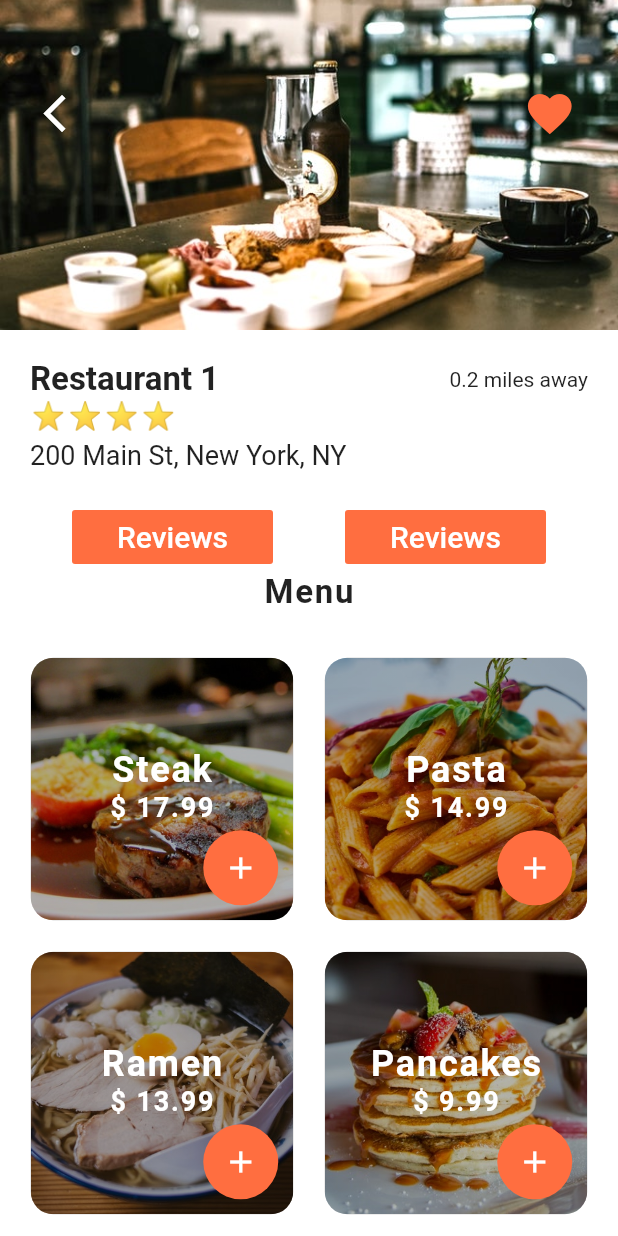
After one commit to TheKetan2/restaurent_ui_flutter, a Flutter app: the screen it shows after launch, after a tap on "Restaurant 1", on a phone screen of 412 x 824 dp. The commit adds this screen. Run offline on Flutter 3.47's test engine with Material 2 defaults, Android fonts, the phone set to English and light mode, and no system bars.

Commit message:
Restaurant screen finished

```diff
--- a/lib/screens/home_screen.dart
+++ b/lib/screens/home_screen.dart
@@ -3,6 +3,7 @@ import 'package:flutter_food_delivery_ui/widgets/recent_orders.dart';
 import '../data/data.dart';
 import "../models/restaurant.dart";
 import "../widgets/rating_stars.dart";
+import "restaurant_screen.dart";
 
 class HomeScreen extends StatefulWidget {
   @override
@@ -13,7 +14,12 @@ class _HomeScreenState extends State<HomeScreen> {
   _buildRestarant() {
     List<Widget> restaurantList = [];
     restaurants.forEach((Restaurant restaurant) {
-      restaurantList.add(Container(
+      restaurantList.add(GestureDetector(
+        onTap: () => Navigator.push(
+            context,
+            MaterialPageRoute(
+                builder: (_) => RestaurantScreen(restaurant: restaurant))),
+        child: Container(
           margin: EdgeInsets.symmetric(
             horizontal: 20.0,
             vertical: 10.0,
@@ -29,11 +35,14 @@ class _HomeScreenState extends State<HomeScreen> {
             children: <Widget>[
               ClipRRect(
                 borderRadius: BorderRadius.circular(15.0),
+                child: Hero(
+                  tag: restaurant.imageUrl,
                   child: Image(
                     image: AssetImage(restaurant.imageUrl),
                     width: 150.0,
                     height: 150.0,
                     fit: BoxFit.cover,
+                  ),
                 ),
               ),
               Container(
@@ -80,6 +89,7 @@ class _HomeScreenState extends State<HomeScreen> {
                 ),
               ),
             ],
+          ),
         ),
       ));
     });
--- /dev/null
+++ b/lib/screens/restaurant_screen.dart
@@ -0,0 +1,236 @@
+import 'package:flutter/material.dart';
+import 'package:flutter_food_delivery_ui/models/food.dart';
+import 'package:flutter_food_delivery_ui/widgets/rating_stars.dart';
+import "../models/restaurant.dart";
+
+class RestaurantScreen extends StatefulWidget {
+  final Restaurant restaurant;
+
+  const RestaurantScreen({Key key, this.restaurant}) : super(key: key);
+
+  @override
+  _RestaurantScreenState createState() => _RestaurantScreenState();
+}
+
+class _RestaurantScreenState extends State<RestaurantScreen> {
+  Widget _buildMenuItem(Food menuItem) {
+    return Center(
+      child: Stack(
+        alignment: Alignment.center,
+        children: <Widget>[
+          Container(
+            height: 175.0,
+            width: 175.0,
+            decoration: BoxDecoration(
+              image: DecorationImage(
+                image: AssetImage(
+                  menuItem.imageUrl,
+                ),
+                fit: BoxFit.cover,
+              ),
+              borderRadius: BorderRadius.circular(
+                15.0,
+              ),
+            ),
+          ),
+          Container(
+            height: 175.0,
+            width: 175.0,
+            decoration: BoxDecoration(
+              borderRadius: BorderRadius.circular(15.0),
+              gradient: LinearGradient(
+                begin: Alignment.topRight,
+                end: Alignment.bottomLeft,
+                colors: [
+                  Colors.black.withOpacity(0.3),
+                  Colors.black87.withOpacity(0.3),
+                  Colors.black54.withOpacity(0.3),
+                  Colors.black38.withOpacity(0.3),
+                ],
+                stops: [
+                  0.1,
+                  0.5,
+                  0.7,
+                  0.9,
+                ],
+              ),
+            ),
+          ),
+          Positioned(
+            bottom: 65.0,
+            child: Column(
+              children: <Widget>[
+                Text(
+                  menuItem.name,
+                  style: TextStyle(
+                    color: Colors.white,
+                    fontSize: 24.0,
+                    fontWeight: FontWeight.bold,
+                    letterSpacing: 1.2,
+                  ),
+                ),
+                Text(
+                  "\$ ${menuItem.price.toString()}",
+                  style: TextStyle(
+                    color: Colors.white,
+                    fontSize: 18.0,
+                    fontWeight: FontWeight.bold,
+                    letterSpacing: 1.2,
+                  ),
+                ),
+              ],
+            ),
+          ),
+          Positioned(
+            bottom: 10,
+            right: 10,
+            child: Container(
+              width: 50,
+              height: 50,
+              decoration: BoxDecoration(
+                borderRadius: BorderRadius.circular(25.0),
+                color: Theme.of(context).primaryColor,
+              ),
+              child: IconButton(
+                icon: Icon(
+                  Icons.add,
+                  color: Colors.white,
+                ),
+              ),
+            ),
+          )
+        ],
+      ),
+    );
+  }
+
+  @override
+  Widget build(BuildContext context) {
+    return Scaffold(
+      body: Column(
+        children: <Widget>[
+          Stack(
+            children: <Widget>[
+              Hero(
+                tag: widget.restaurant.imageUrl,
+                child: Image(
+                  height: 220.0,
+                  width: MediaQuery.of(context).size.width,
+                  image: AssetImage(widget.restaurant.imageUrl),
+                  fit: BoxFit.cover,
+                ),
+              ),
+              Padding(
+                padding: const EdgeInsets.symmetric(
+                  horizontal: 20.0,
+                  vertical: 50.0,
+                ),
+                child: Row(
+                  mainAxisAlignment: MainAxisAlignment.spaceBetween,
+                  children: <Widget>[
+                    IconButton(
+                      icon: Icon(Icons.arrow_back_ios),
+                      color: Colors.white,
+                      iconSize: 30.0,
+                      onPressed: () => Navigator.pop(context),
+                    ),
+                    IconButton(
+                      icon: Icon(Icons.favorite),
+                      color: Theme.of(context).primaryColor,
+                      iconSize: 35.0,
+                      onPressed: () {},
+                    ),
+                  ],
+                ),
+              ),
+            ],
+          ),
+          Padding(
+            padding: const EdgeInsets.all(20.0),
+            child: Column(
+              crossAxisAlignment: CrossAxisAlignment.start,
+              children: <Widget>[
+                Row(
+                  mainAxisAlignment: MainAxisAlignment.spaceBetween,
+                  children: <Widget>[
+                    Text(
+                      widget.restaurant.name,
+                      style: TextStyle(
+                        fontWeight: FontWeight.w600,
+                        fontSize: 22.0,
+                      ),
+                    ),
+                    Text("0.2 miles away"),
+                  ],
+                ),
+                RatingStars(rating: widget.restaurant.rating),
+                SizedBox(
+                  height: 6.0,
+                ),
+                Text(
+                  widget.restaurant.address,
+                  style: TextStyle(
+                    // fontWeight: FontWeight.w600,
+                    fontSize: 18.0,
+                  ),
+                )
+              ],
+            ),
+          ),
+          Row(
+            mainAxisAlignment: MainAxisAlignment.spaceEvenly,
+            children: <Widget>[
+              FlatButton(
+                padding: EdgeInsets.symmetric(horizontal: 30.0),
+                color: Theme.of(context).primaryColor,
+                onPressed: () {},
+                child: Text(
+                  "Reviews",
+                  style: TextStyle(
+                    color: Colors.white,
+                    fontSize: 20.0,
+                  ),
+                ),
+              ),
+              FlatButton(
+                padding: EdgeInsets.symmetric(horizontal: 30.0),
+                color: Theme.of(context).primaryColor,
+                onPressed: () {},
+                child: Text(
+                  "Reviews",
+                  style: TextStyle(
+                    color: Colors.white,
+                    fontSize: 20.0,
+                  ),
+                ),
+              )
+            ],
+          ),
+          Center(
+            child: Text(
+              "Menu",
+              style: TextStyle(
+                fontWeight: FontWeight.w600,
+                fontSize: 22.0,
+                letterSpacing: 1.2,
+              ),
+            ),
+          ),
+          SizedBox(
+            height: 10.0,
+          ),
+          Expanded(
+            child: GridView.count(
+              padding: EdgeInsets.all(10.0),
+              crossAxisCount: 2,
+              children: List.generate(widget.restaurant.menu.length, (index) {
+                Food food = widget.restaurant.menu[index];
+                return _buildMenuItem(food);
+              }),
+            ),
+          )
+        ],
+      ),
+    );
+  }
+}
--- a/lib/widgets/rating_stars.dart
+++ b/lib/widgets/rating_stars.dart
@@ -12,7 +12,10 @@ class RatingStars extends StatelessWidget {
     }
     return Text(
       stars,
-      style: TextStyle(fontSize: 18.0, letterSpacing: 2.0),
+      style: TextStyle(
+        fontSize: 18.0,
+        letterSpacing: 2.0,
+      ),
     );
   }
 }
```
Lines whose indentation alone changed are shown as unchanged.
